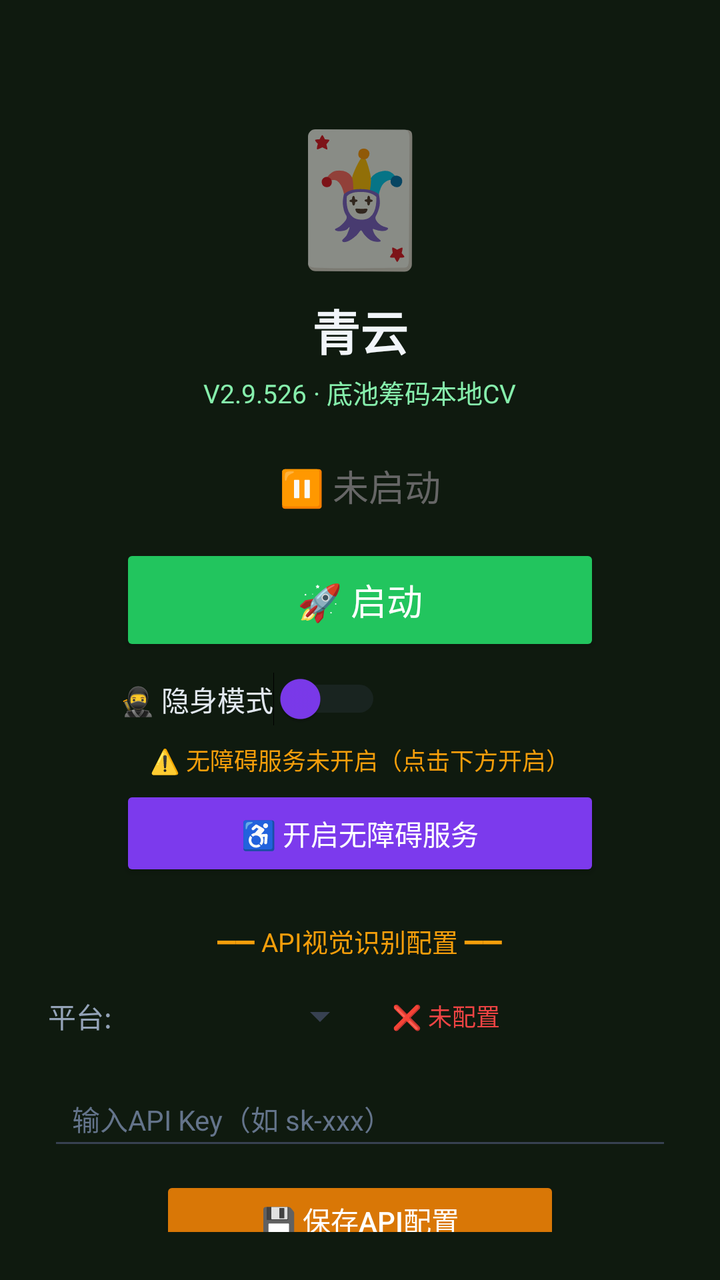
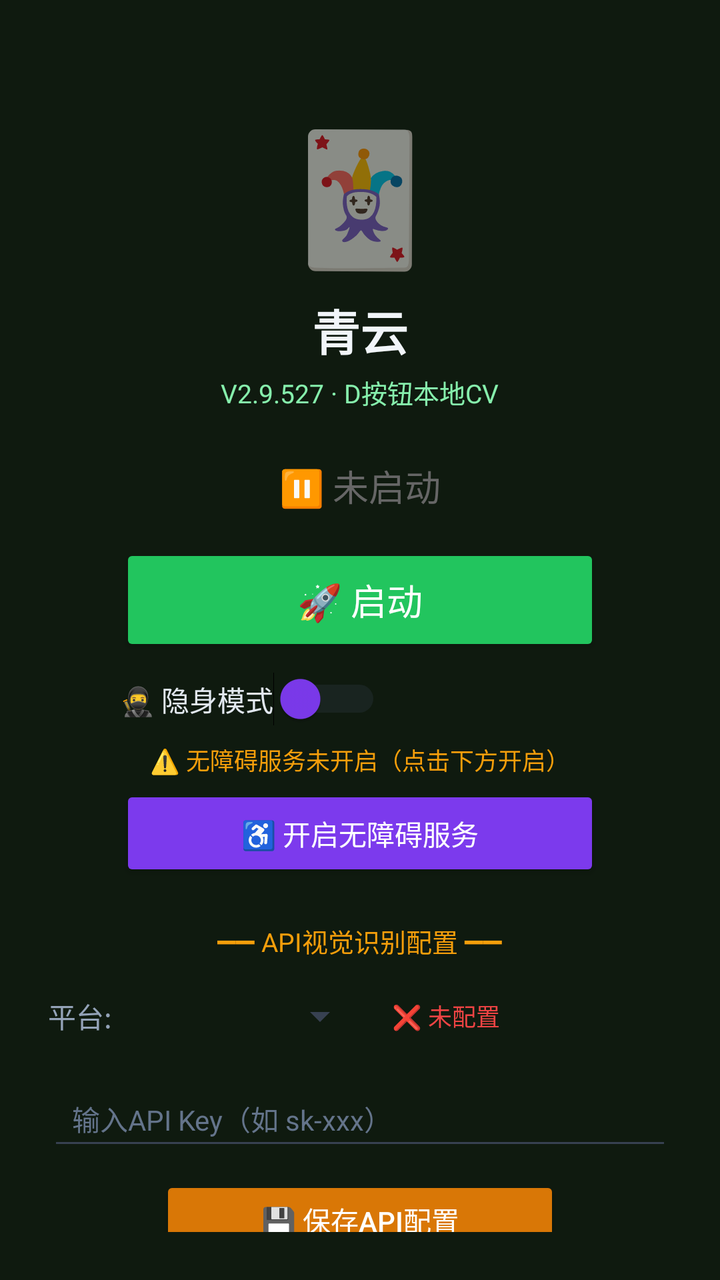

Two renders of the same Android screen: before a commit and after it. Below are the layout's source before the change and the commit's diff.
<!-- AndroidManifest.xml: activity theme Theme.MjScreenshot -->
<!-- res/layout/activity_main.xml -->
<?xml version="1.0" encoding="utf-8"?>
<LinearLayout xmlns:android="http://schemas.android.com/apk/res/android"
    android:layout_width="match_parent"
    android:layout_height="match_parent"
    android:orientation="vertical"
    android:background="#0f1a0f"
    android:padding="24dp"
    android:gravity="center_horizontal">

    <TextView
        android:layout_width="wrap_content"
        android:layout_height="wrap_content"
        android:text="🃏"
        android:textSize="64sp"
        android:layout_marginTop="30dp" />

    <TextView
        android:layout_width="wrap_content"
        android:layout_height="wrap_content"
        android:text="青云"
        android:textSize="24sp"
        android:textColor="#f1f5f9"
        android:textStyle="bold"
        android:layout_marginTop="8dp" />

    <TextView
        android:layout_width="wrap_content"
        android:layout_height="wrap_content"
        android:text="V2.9.526 · 底池筹码本地CV"
        android:textSize="13sp"
        android:textColor="#86efac"
        android:layout_marginTop="4dp" />

    <TextView
        android:id="@+id/tvStatus"
        android:layout_width="wrap_content"
        android:layout_height="wrap_content"
        android:text="⏸ 未启动"
        android:textSize="18sp"
        android:textColor="#666666"
        android:layout_marginTop="24dp" />

    <Button
        android:id="@+id/btnStart"
        android:layout_width="240dp"
        android:layout_height="56dp"
        android:text="🚀 启动"
        android:textSize="18sp"
        android:textColor="#ffffff"
        android:backgroundTint="#22c55e"
        android:layout_marginTop="16dp" />

    <Button
        android:id="@+id/btnHelper"
        android:layout_width="240dp"
        android:layout_height="56dp"
        android:text="🃏 打开智囊"
        android:textSize="16sp"
        android:textColor="#ffffff"
        android:backgroundTint="#16a34a"
        android:layout_marginTop="12dp"
        android:visibility="gone" />

    
    <LinearLayout
        android:layout_width="240dp"
        android:layout_height="wrap_content"
        android:orientation="horizontal"
        android:gravity="center_vertical"
        android:layout_marginTop="8dp">

        <Switch
            android:id="@+id/switchStealth"
            android:layout_width="wrap_content"
            android:layout_height="wrap_content"
            android:text="🥷 隐身模式"
            android:textColor="#e2e8f0"
            android:textSize="14sp"
            android:thumbTint="#7c3aed"
            android:trackTint="#374151" />
    </LinearLayout>

    <TextView
        android:id="@+id/tvAccessibilityStatus"
        android:layout_width="wrap_content"
        android:layout_height="wrap_content"
        android:text="⚠️ 无障碍服务未开启（点击下方开启）"
        android:textSize="12sp"
        android:textColor="#f59e0b"
        android:layout_marginTop="8dp"
        android:gravity="center" />

    <Button
        android:id="@+id/btnAccessibility"
        android:layout_width="240dp"
        android:layout_height="48dp"
        android:text="♿ 开启无障碍服务"
        android:textSize="14sp"
        android:textColor="#ffffff"
        android:backgroundTint="#7c3aed"
        android:layout_marginTop="4dp" />

    <TextView
        android:layout_width="wrap_content"
        android:layout_height="wrap_content"
        android:text="━━ API视觉识别配置 ━━"
        android:textSize="13sp"
        android:textColor="#f59e0b"
        android:layout_marginTop="20dp" />

    <LinearLayout
        android:layout_width="match_parent"
        android:layout_height="wrap_content"
        android:orientation="horizontal"
        android:layout_marginTop="8dp"
        android:gravity="center_vertical">

        <TextView
            android:layout_width="wrap_content"
            android:layout_height="wrap_content"
            android:text="平台:"
            android:textSize="14sp"
            android:textColor="#94a3b8" />

        <Spinner
            android:id="@+id/spinnerProvider"
            android:layout_width="120dp"
            android:layout_height="40dp"
            android:layout_marginStart="8dp"
            android:backgroundTint="#374151" />

        <TextView
            android:id="@+id/tvApiStatus"
            android:layout_width="wrap_content"
            android:layout_height="wrap_content"
            android:text="❌ 未配置"
            android:textSize="12sp"
            android:textColor="#ef4444"
            android:layout_marginStart="12dp" />
    </LinearLayout>

    <EditText
        android:id="@+id/etApiKey"
        android:layout_width="match_parent"
        android:layout_height="44dp"
        android:hint="输入API Key（如 sk-xxx）"
        android:textSize="14sp"
        android:textColor="#e2e8f0"
        android:textColorHint="#64748b"
        android:backgroundTint="#374151"
        android:inputType="textPassword"
        android:layout_marginTop="8dp"
        android:paddingStart="12dp"
        android:paddingEnd="12dp" />

    <Button
        android:id="@+id/btnSaveApi"
        android:layout_width="200dp"
        android:layout_height="44dp"
        android:text="💾 保存API配置"
        android:textSize="14sp"
        android:textColor="#ffffff"
        android:backgroundTint="#d97706"
        android:layout_marginTop="8dp" />

    <TextView
        android:id="@+id/tvHint"
        android:layout_width="wrap_content"
        android:layout_height="wrap_content"
        android:text="先点上方按钮启动截屏"
        android:textSize="13sp"
        android:textColor="#666666"
        android:layout_marginTop="12dp"
        android:gravity="center" />

    <TextView
        android:layout_width="wrap_content"
        android:layout_height="wrap_content"
        android:text="使用步骤：\n1. 配置API Key（支持OpenAI/通义千问VL/硅基流动）\n2. 点「开启无障碍服务」→ 开启\n3. 开启「🥷隐身模式」(反检测)\n4. 点「启动」→ 允许悬浮窗\n5. 打牌时点屏幕上的🎯悬浮球即可截屏识别\n★ 拖动悬浮球可移到不挡牌的位置 ★\n★ 长按悬浮球可展开/收起详细面板 ★\n★ 悬浮球边框颜色=建议：绿=加注 橙=跟注 红=弃牌 ★"
        android:textSize="12sp"
        android:textColor="#64748b"
        android:layout_marginTop="12dp"
        android:lineSpacingExtra="3dp" />

</LinearLayout>
<!-- resources referenced by this layout -->
<resources>
  <style name="Theme.MjScreenshot" parent="Theme.MaterialComponents.DayNight.DarkActionBar">
          <item name="colorPrimary">#1e40af</item>
          <item name="colorPrimaryVariant">#1e3a8a</item>
          <item name="colorOnPrimary">#ffffff</item>
          <item name="android:statusBarColor">#0f172a</item>
      </style>
</resources>

<!-- the commit's change to res/layout/activity_main.xml (unified diff, before → after) -->
@@ -26,7 +26,7 @@
     <TextView
         android:layout_width="wrap_content"
         android:layout_height="wrap_content"
-        android:text="V2.9.526 · 底池筹码本地CV"
+        android:text="V2.9.527 · D按钮本地CV"
         android:textSize="13sp"
         android:textColor="#86efac"
         android:layout_marginTop="4dp" />
